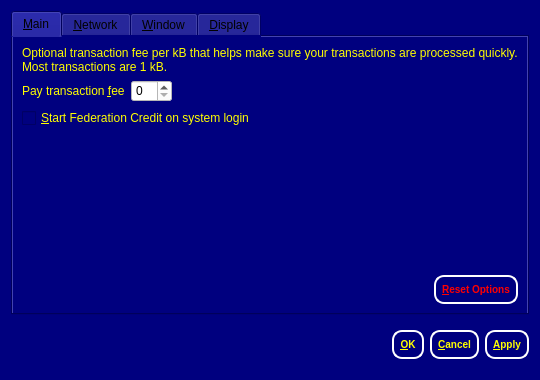
Old version of the form src/qt/forms/optionsdialog.ui in the repository scificryptocoin/Federation-Credits.
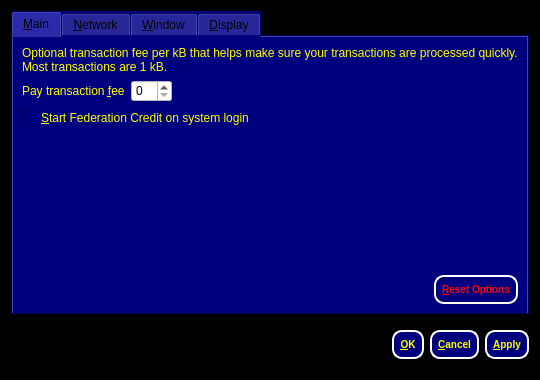
New version of the form. Custom widgets are drawn as their Qt base class.

What changed in the file:
```diff
--- a/src/qt/forms/optionsdialog.ui
+++ b/src/qt/forms/optionsdialog.ui
@@ -14,7 +14,7 @@
    <string>Options</string>
   </property>
   <property name="styleSheet">
-   <string notr="true">background-color: rgb(0, 0, 127);</string>
+   <string notr="true">background-color: rgb(0, 0, 0);</string>
   </property>
   <property name="modal">
    <bool>true</bool>
@@ -23,7 +23,7 @@
    <item>
     <widget class="QTabWidget" name="tabWidget">
      <property name="styleSheet">
-      <string notr="true">background-color: rgb(0, 0, 127);</string>
+      <string notr="true">background-color:rgb(0,0,127);</string>
      </property>
      <property name="tabPosition">
       <enum>QTabWidget::North</enum>
```
Left out of the diff: 12 changed lines with no effect on the pictures.
